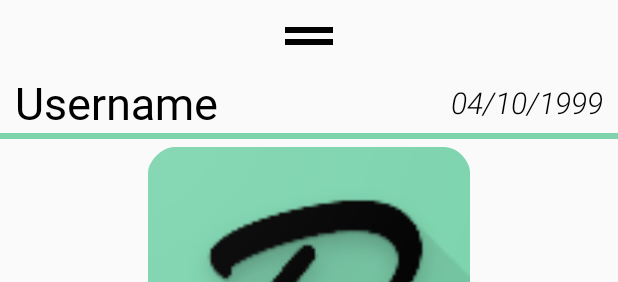
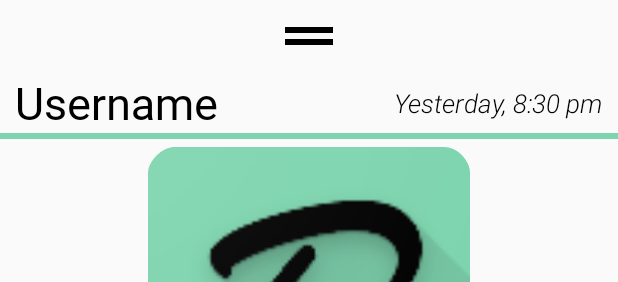
Before and after one commit to DharshanV/Persep, an Android app: the layout post_popup.xml on its own in the app's theme, with its tools: preview values and no code run, on a phone screen of 412 x 824 dp. Shown: the top 282 px of the screen. Run offline under Robolectric (Android 15) with nearby library versions, the phone set to English and light mode, and no system bars.

Commit message:
Popup post text color

```diff
--- a/app/src/main/res/layout/post_popup.xml
+++ b/app/src/main/res/layout/post_popup.xml
@@ -21,6 +21,7 @@
         android:layout_height="wrap_content"
         android:textSize="30sp"
         android:text="Username"
+        android:textColor="@color/text_color_on_background"
         android:layout_marginStart="10dp"
         android:layout_gravity="center|left"
         android:fontFamily="@font/playfair_display_bold"
@@ -33,7 +34,9 @@
         android:layout_width="wrap_content"
         android:layout_height="wrap_content"
         android:layout_marginEnd="10dp"
-        android:text="04/10/1999"
+        android:text="Yesterday, 8:30 pm"
+        android:textSize="17sp"
+        android:textColor="@color/text_color_on_background"
         android:fontFamily="sans-serif-light"
         android:textStyle="italic"
         app:layout_constraintTop_toBottomOf="@+id/popup_drag_view"
@@ -105,7 +108,8 @@
             android:layout_weight="0.85"
             android:layout_height="wrap_content"
             android:hint="@string/popup_message_edit_text_hint_string"
-            android:inputType="textShortMessage"/>
+            android:inputType="textShortMessage"
+            android:textColor="@color/text_color_on_background"/>
 
         <ImageButton
             android:id="@+id/popup_send_comment_button"
```
